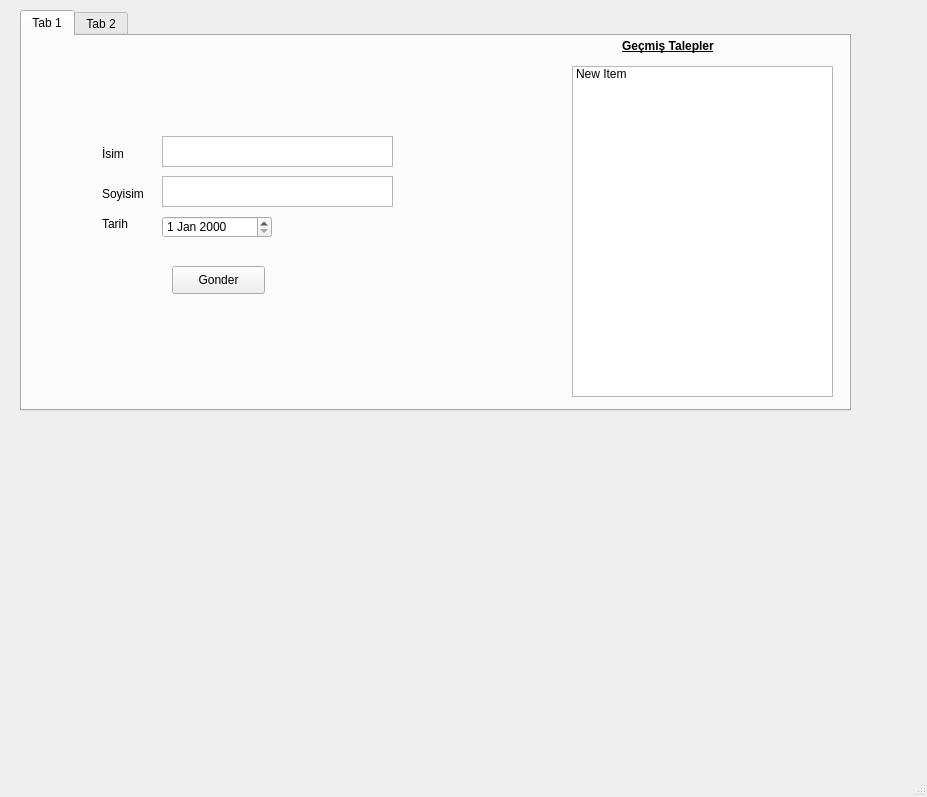
This is mainWindow.ui in berkbaloglu/Sirket-Lokasyon as Qt 5 draws it before an edit. The edited form follows.
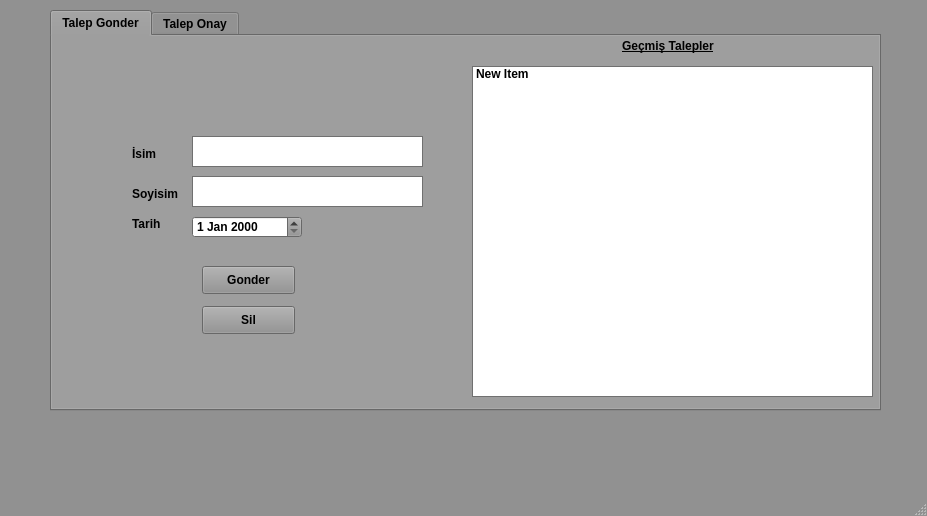
This is the edited form. The open tabs and pages were chosen to show the change.

What changed in the file:
```diff
--- a/mainWindow.ui
+++ b/mainWindow.ui
@@ -7,9 +7,435 @@
     <x>0</x>
     <y>0</y>
     <width>927</width>
-    <height>797</height>
+    <height>516</height>
    </rect>
   </property>
+  <property name="palette">
+   <palette>
+    <active>
+     <colorrole role="WindowText">
+      <brush brushstyle="SolidPattern">
+       <color alpha="255">
+        <red>0</red>
+        <green>0</green>
+        <blue>0</blue>
+       </color>
+      </brush>
+     </colorrole>
+     <colorrole role="Button">
+      <brush brushstyle="SolidPattern">
+       <color alpha="255">
+        <red>145</red>
+        <green>145</green>
+        <blue>145</blue>
+       </color>
+      </brush>
+     </colorrole>
+     <colorrole role="Light">
+      <brush brushstyle="SolidPattern">
+       <color alpha="255">
+        <red>218</red>
+        <green>218</green>
+        <blue>218</blue>
+       </color>
+      </brush>
+     </colorrole>
+     <colorrole role="Midlight">
+      <brush brushstyle="SolidPattern">
+       <color alpha="255">
+        <red>181</red>
+        <green>181</green>
+        <blue>181</blue>
+       </color>
+      </brush>
+     </colorrole>
+     <colorrole role="Dark">
+      <brush brushstyle="SolidPattern">
+       <color alpha="255">
+        <red>72</red>
+        <green>72</green>
+        <blue>72</blue>
+       </color>
+      </brush>
+     </colorrole>
+     <colorrole role="Mid">
+      <brush brushstyle="SolidPattern">
+       <color alpha="255">
+        <red>97</red>
+        <green>97</green>
+        <blue>97</blue>
+       </color>
+      </brush>
+     </colorrole>
+     <colorrole role="Text">
+      <brush brushstyle="SolidPattern">
+       <color alpha="255">
+        <red>0</red>
+        <green>0</green>
+        <blue>0</blue>
+       </color>
+      </brush>
+     </colorrole>
+     <colorrole role="BrightText">
+      <brush brushstyle="SolidPattern">
+       <color alpha="255">
+        <red>255</red>
+        <green>255</green>
+        <blue>255</blue>
+       </color>
+      </brush>
+     </colorrole>
+     <colorrole role="ButtonText">
+      <brush brushstyle="SolidPattern">
+       <color alpha="255">
+        <red>0</red>
+        <green>0</green>
+        <blue>0</blue>
+       </color>
+      </brush>
+     </colorrole>
+     <colorrole role="Base">
+      <brush brushstyle="SolidPattern">
+       <color alpha="255">
+        <red>255</red>
+        <green>255</green>
+        <blue>255</blue>
+       </color>
+      </brush>
+     </colorrole>
+     <colorrole role="Window">
+      <brush brushstyle="SolidPattern">
+       <color alpha="255">
+        <red>145</red>
+        <green>145</green>
+        <blue>145</blue>
+       </color>
+      </brush>
+     </colorrole>
+     <colorrole role="Shadow">
+      <brush brushstyle="SolidPattern">
+       <color alpha="255">
+        <red>0</red>
+        <green>0</green>
+        <blue>0</blue>
+       </color>
+      </brush>
+     </colorrole>
+     <colorrole role="AlternateBase">
+      <brush brushstyle="SolidPattern">
+       <color alpha="255">
+        <red>200</red>
+        <green>200</green>
+        <blue>200</blue>
+       </color>
+      </brush>
+     </colorrole>
+     <colorrole role="ToolTipBase">
+      <brush brushstyle="SolidPattern">
+       <color alpha="255">
+        <red>255</red>
+        <green>255</green>
+        <blue>220</blue>
+       </color>
+      </brush>
+     </colorrole>
+     <colorrole role="ToolTipText">
+      <brush brushstyle="SolidPattern">
+       <color alpha="255">
+        <red>0</red>
+        <green>0</green>
+        <blue>0</blue>
+       </color>
+      </brush>
+     </colorrole>
+    </active>
+    <inactive>
+     <colorrole role="WindowText">
+      <brush brushstyle="SolidPattern">
+       <color alpha="255">
+        <red>0</red>
+        <green>0</green>
+        <blue>0</blue>
+       </color>
+      </brush>
+     </colorrole>
+     <colorrole role="Button">
+      <brush brushstyle="SolidPattern">
+       <color alpha="255">
+        <red>145</red>
+        <green>145</green>
+        <blue>145</blue>
+       </color>
+      </brush>
+     </colorrole>
+     <colorrole role="Light">
+      <brush brushstyle="SolidPattern">
+       <color alpha="255">
+        <red>218</red>
+        <green>218</green>
+        <blue>218</blue>
+       </color>
+      </brush>
+     </colorrole>
+     <colorrole role="Midlight">
+      <brush brushstyle="SolidPattern">
+       <color alpha="255">
+        <red>181</red>
+        <green>181</green>
+        <blue>181</blue>
+       </color>
+      </brush>
+     </colorrole>
+     <colorrole role="Dark">
+      <brush brushstyle="SolidPattern">
+       <color alpha="255">
+        <red>72</red>
+        <green>72</green>
+        <blue>72</blue>
+       </color>
+      </brush>
+     </colorrole>
+     <colorrole role="Mid">
+      <brush brushstyle="SolidPattern">
+       <color alpha="255">
+        <red>97</red>
+        <green>97</green>
+        <blue>97</blue>
+       </color>
+      </brush>
+     </colorrole>
+     <colorrole role="Text">
+      <brush brushstyle="SolidPattern">
+       <color alpha="255">
+        <red>0</red>
+        <green>0</green>
+        <blue>0</blue>
+       </color>
+      </brush>
+     </colorrole>
+     <colorrole role="BrightText">
+      <brush brushstyle="SolidPattern">
+       <color alpha="255">
+        <red>255</red>
+        <green>255</green>
+        <blue>255</blue>
+       </color>
+      </brush>
+     </colorrole>
+     <colorrole role="ButtonText">
+      <brush brushstyle="SolidPattern">
+       <color alpha="255">
+        <red>0</red>
+        <green>0</green>
+        <blue>0</blue>
+       </color>
+      </brush>
+     </colorrole>
+     <colorrole role="Base">
+      <brush brushstyle="SolidPattern">
+       <color alpha="255">
+        <red>255</red>
+        <green>255</green>
+        <blue>255</blue>
+       </color>
+      </brush>
+     </colorrole>
+     <colorrole role="Window">
+      <brush brushstyle="SolidPattern">
+       <color alpha="255">
+        <red>145</red>
+        <green>145</green>
+        <blue>145</blue>
+       </color>
+      </brush>
+     </colorrole>
+     <colorrole role="Shadow">
+      <brush brushstyle="SolidPattern">
+       <color alpha="255">
+        <red>0</red>
+        <green>0</green>
+        <blue>0</blue>
+       </color>
+      </brush>
+     </colorrole>
+     <colorrole role="AlternateBase">
+      <brush brushstyle="SolidPattern">
+       <color alpha="255">
+        <red>200</red>
+        <green>200</green>
+        <blue>200</blue>
+       </color>
+      </brush>
+     </colorrole>
+     <colorrole role="ToolTipBase">
+      <brush brushstyle="SolidPattern">
+       <color alpha="255">
+        <red>255</red>
+        <green>255</green>
+        <blue>220</blue>
+       </color>
+      </brush>
+     </colorrole>
+     <colorrole role="ToolTipText">
+      <brush brushstyle="SolidPattern">
+       <color alpha="255">
+        <red>0</red>
+        <green>0</green>
+        <blue>0</blue>
+       </color>
+      </brush>
+     </colorrole>
+    </inactive>
+    <disabled>
+     <colorrole role="WindowText">
+      <brush brushstyle="SolidPattern">
+       <color alpha="255">
+        <red>72</red>
+        <green>72</green>
+        <blue>72</blue>
+       </color>
+      </brush>
+     </colorrole>
+     <colorrole role="Button">
+      <brush brushstyle="SolidPattern">
+       <color alpha="255">
+        <red>145</red>
+        <green>145</green>
+        <blue>145</blue>
+       </color>
+      </brush>
+     </colorrole>
+     <colorrole role="Light">
+      <brush brushstyle="SolidPattern">
+       <color alpha="255">
+        <red>218</red>
+        <green>218</green>
+        <blue>218</blue>
+       </color>
+      </brush>
+     </colorrole>
+     <colorrole role="Midlight">
+      <brush brushstyle="SolidPattern">
+       <color alpha="255">
+        <red>181</red>
+        <green>181</green>
+        <blue>181</blue>
+       </color>
+      </brush>
+     </colorrole>
+     <colorrole role="Dark">
+      <brush brushstyle="SolidPattern">
+       <color alpha="255">
+        <red>72</red>
+        <green>72</green>
+        <blue>72</blue>
+       </color>
+      </brush>
+     </colorrole>
+     <colorrole role="Mid">
+      <brush brushstyle="SolidPattern">
+       <color alpha="255">
+        <red>97</red>
+        <green>97</green>
+        <blue>97</blue>
+       </color>
+      </brush>
+     </colorrole>
+     <colorrole role="Text">
+      <brush brushstyle="SolidPattern">
+       <color alpha="255">
+        <red>72</red>
+        <green>72</green>
+        <blue>72</blue>
+       </color>
+      </brush>
+     </colorrole>
+     <colorrole role="BrightText">
+      <brush brushstyle="SolidPattern">
+       <color alpha="255">
+        <red>255</red>
+        <green>255</green>
+        <blue>255</blue>
+       </color>
+      </brush>
+     </colorrole>
+     <colorrole role="ButtonText">
+      <brush brushstyle="SolidPattern">
+       <color alpha="255">
+        <red>72</red>
+        <green>72</green>
+        <blue>72</blue>
+       </color>
+      </brush>
+     </colorrole>
+     <colorrole role="Base">
+      <brush brushstyle="SolidPattern">
+       <color alpha="255">
+        <red>145</red>
+        <green>145</green>
+        <blue>145</blue>
+       </color>
+      </brush>
+     </colorrole>
+     <colorrole role="Window">
+      <brush brushstyle="SolidPattern">
+       <color alpha="255">
+        <red>145</red>
+        <green>145</green>
+        <blue>145</blue>
+       </color>
+      </brush>
+     </colorrole>
+     <colorrole role="Shadow">
+      <brush brushstyle="SolidPattern">
+       <color alpha="255">
+        <red>0</red>
+        <green>0</green>
+        <blue>0</blue>
+       </color>
+      </brush>
+     </colorrole>
+     <colorrole role="AlternateBase">
+      <brush brushstyle="SolidPattern">
+       <color alpha="255">
+        <red>145</red>
+        <green>145</green>
+        <blue>145</blue>
+       </color>
+      </brush>
+     </colorrole>
+     <colorrole role="ToolTipBase">
+      <brush brushstyle="SolidPattern">
+       <color alpha="255">
+        <red>255</red>
+        <green>255</green>
+        <blue>220</blue>
+       </color>
+      </brush>
+     </colorrole>
+     <colorrole role="ToolTipText">
+      <brush brushstyle="SolidPattern">
+       <color alpha="255">
+        <red>0</red>
+        <green>0</green>
+        <blue>0</blue>
+       </color>
+      </brush>
+     </colorrole>
+    </disabled>
+   </palette>
+  </property>
+  <property name="font">
+   <font>
+    <weight>75</weight>
+    <bold>true</bold>
+    <underline>false</underline>
+    <strikeout>false</strikeout>
+   </font>
+  </property>
+  <property name="acceptDrops">
+   <bool>false</bool>
+  </property>
   <property name="windowTitle">
    <string>MainWindow</string>
   </property>
@@ -20,7 +446,7 @@
     </property>
     <property name="geometry">
      <rect>
-      <x>20</x>
+      <x>50</x>
       <y>10</y>
       <width>831</width>
       <height>401</height>
@@ -31,7 +457,7 @@
     </property>
     <widget class="QWidget" name="tab">
      <attribute name="title">
-      <string>Tab 1</string>
+      <string>Talep Gonder</string>
      </attribute>
      <widget class="QLabel" name="label">
       <property name="geometry">
@@ -118,15 +544,20 @@
      <widget class="QWidget" name="horizontalLayoutWidget_2">
       <property name="geometry">
        <rect>
-        <x>550</x>
+        <x>420</x>
         <y>30</y>
-        <width>261</width>
+        <width>401</width>
         <height>331</height>
        </rect>
       </property>
       <layout class="QHBoxLayout" name="horizontalLayout_2">
        <item>
         <widget class="QListWidget" name="gecmisList">
+         <property name="font">
+          <font>
+           <strikeout>false</strikeout>
+          </font>
+         </property>
          <item>
           <property name="text">
            <string>New Item</string>
@@ -142,7 +573,7 @@
      <widget class="QLabel" name="label_5">
       <property name="geometry">
        <rect>
-        <x>600</x>
+        <x>570</x>
         <y>0</y>
         <width>121</width>
         <height>21</height>
@@ -152,10 +583,23 @@
        <string>&lt;html&gt;&lt;head/&gt;&lt;body&gt;&lt;p&gt;&lt;span style=&quot; font-size:9pt; font-weight:600; text-decoration: underline;&quot;&gt;Geçmiş Talepler&lt;/span&gt;&lt;/p&gt;&lt;/body&gt;&lt;/html&gt;</string>
       </property>
      </widget>
+     <widget class="QPushButton" name="pushButton_2">
+      <property name="geometry">
+       <rect>
+        <x>150</x>
+        <y>270</y>
+        <width>93</width>
+        <height>28</height>
+       </rect>
+      </property>
+      <property name="text">
+       <string>Sil</string>
+      </property>
+     </widget>
     </widget>
     <widget class="QWidget" name="tab_2">
      <attribute name="title">
-      <string>Tab 2</string>
+      <string>Talep Onay</string>
      </attribute>
      <widget class="QTextEdit" name="sifre">
       <property name="geometry">
```
Left out of the diff: 12 changed lines with no effect on the pictures.
